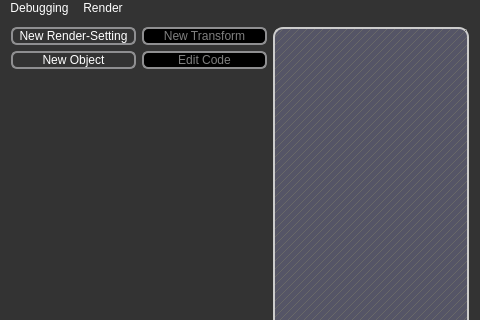
Qt form qt-frontend/SimplexGui/mainwindow.ui (phresnel/picogen) before a commit; both pictures show x 0 to 480 and y 0 to 320 of the 742 by 437 pixel window.
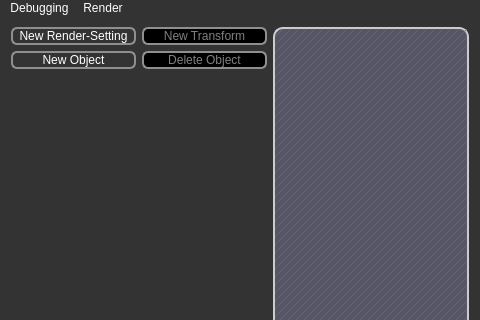
The same form after that commit. Custom widgets are drawn as their Qt base class.

Commit message: add 'Delete Object'-button, remove 'Edit Code'-button

```diff
--- a/qt-frontend/SimplexGui/mainwindow.ui
+++ b/qt-frontend/SimplexGui/mainwindow.ui
@@ -128,7 +128,7 @@
           </property>
          </widget>
         </item>
-        <item row="0" column="1">
+        <item row="0" column="2">
          <widget class="QPushButton" name="newTransformButton">
           <property name="enabled">
            <bool>false</bool>
@@ -148,13 +148,13 @@
           </property>
          </widget>
         </item>
-        <item row="1" column="1">
-         <widget class="QPushButton" name="editCodeButton">
+        <item row="1" column="2">
+         <widget class="QPushButton" name="deleteObjectButton">
           <property name="enabled">
            <bool>false</bool>
           </property>
           <property name="text">
-           <string>Edit Code</string>
+           <string>Delete Object</string>
           </property>
          </widget>
         </item>
```
The commit also changes 2 other files.
